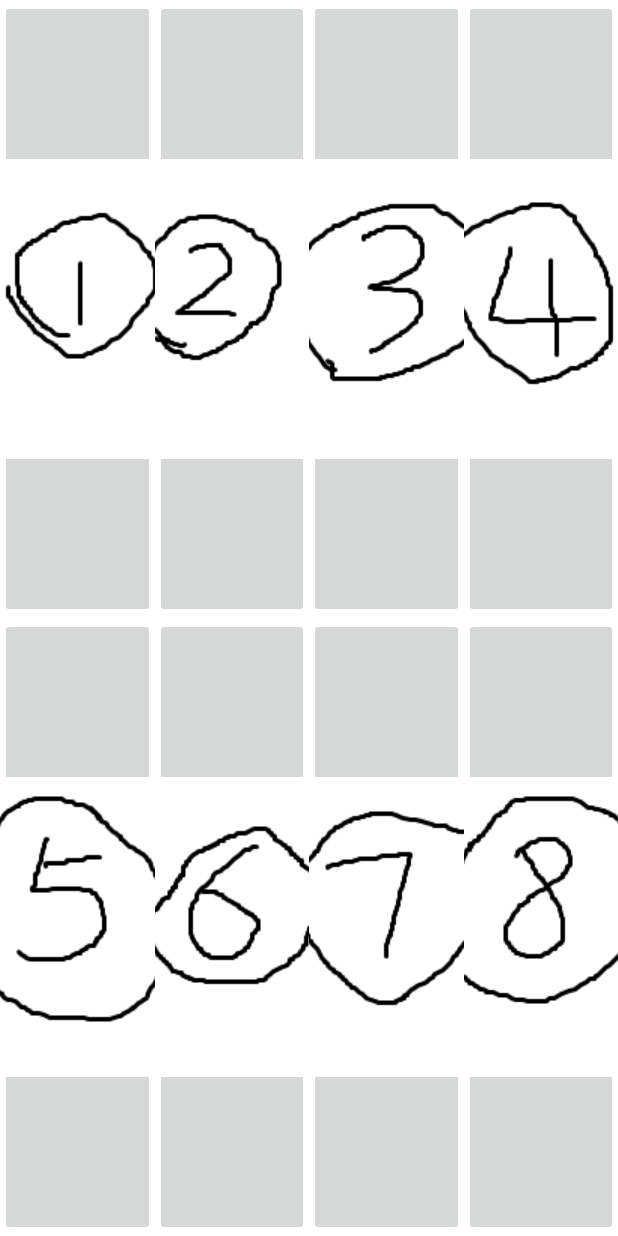
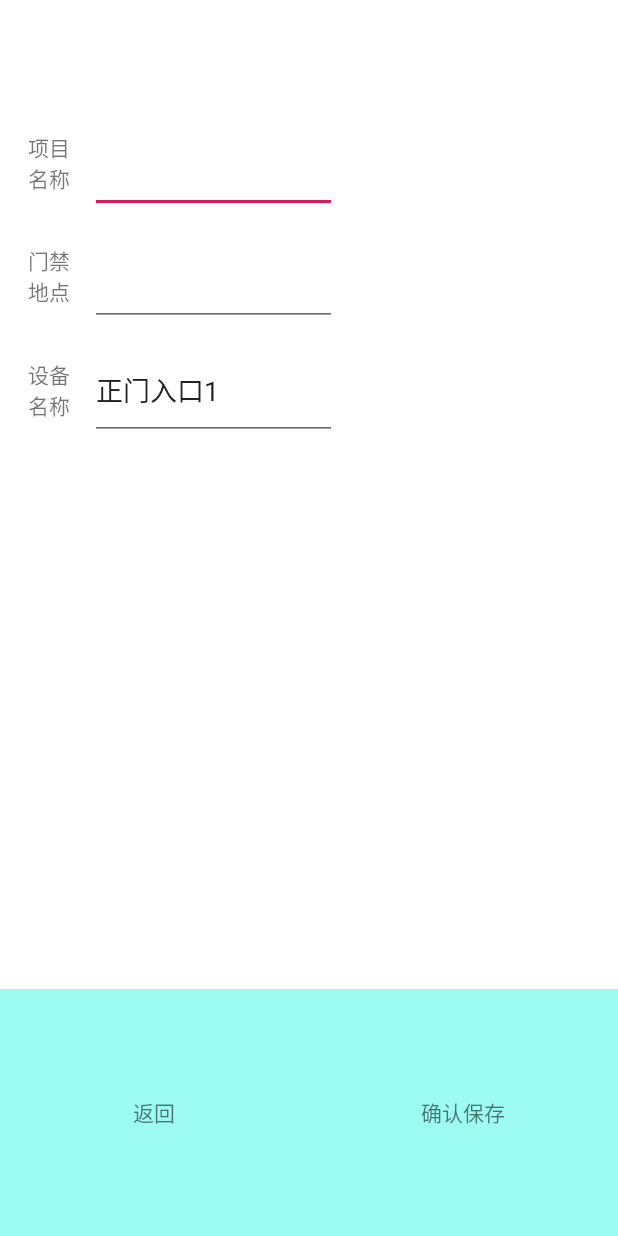
Before and after one commit to yangyongchaoGitHub/autogate, an Android app: the screen it shows after launch (MainSelectActivity before the commit, ServiceRegisterActivity after it), after a tap on an icon or button, on a phone screen of 412 x 824 dp. Run offline under Robolectric (Android 15) with nearby library versions, the phone set to English and light mode, and no system bars; our stand-ins replace CircleImageView; libraries missing offline, so code that uses them is left out: retrofit2.converter.jackson; 4 statements that could not run were skipped.

Commit message:
设备注册界面添加

```diff
--- a/app/src/main/AndroidManifest.xml
+++ b/app/src/main/AndroidManifest.xml
@@ -43,6 +43,7 @@
                 <category android:name="android.intent.category.LAUNCHER" />
             </intent-filter>
         </activity>
+        <activity android:name=".activity.ServiceRegisterActivity"/>
         <activity android:name=".activity.GateActivityReverse"/>
         <activity android:name=".activity.GateSetActivity"/>
         <activity android:name=".activity.MainSettingActivity"/>
--- a/app/src/main/java/com/dataexpo/autogate/activity/GateActivityReverse.java
+++ b/app/src/main/java/com/dataexpo/autogate/activity/GateActivityReverse.java
@@ -126,8 +126,6 @@ public class GateActivityReverse extends BascActivity implements View.OnClickLis
 
     private static final int PREFER_WIDTH = 1280;
     private static final int PERFER_HEIGH = 720;
-
-
 
     private Retrofit mRetrofit;
 
--- a/app/src/main/java/com/dataexpo/autogate/activity/MainSelectActivity.java
+++ b/app/src/main/java/com/dataexpo/autogate/activity/MainSelectActivity.java
@@ -167,6 +167,7 @@ public class MainSelectActivity extends BascActivity implements View.OnClickList
                 break;
 
             case R.id.tl_2:
+                startActivity(new Intent(mContext, ServiceRegisterActivity.class));
                 break;
 
             case R.id.tl_3:
--- a/app/src/main/java/com/dataexpo/autogate/activity/ServiceRegisterActivity.java
+++ b/app/src/main/java/com/dataexpo/autogate/activity/ServiceRegisterActivity.java
@@ -1,19 +1,173 @@
 package com.dataexpo.autogate.activity;
 
+import android.content.Context;
 import android.os.Bundle;
+import android.util.Log;
+import android.view.MotionEvent;
+import android.view.View;
+import android.view.inputmethod.InputMethodManager;
+import android.widget.EditText;
+import android.widget.TextView;
+import android.widget.Toast;
 
 import com.dataexpo.autogate.R;
+import com.dataexpo.autogate.comm.Utils;
+import com.dataexpo.autogate.model.service.Device;
+import com.dataexpo.autogate.retrofitInf.ApiService;
+import com.dataexpo.autogate.retrofitInf.rentity.NetResult;
+import com.dataexpo.autogate.service.MainApplication;
 
-public class ServiceRegisterActivity extends BascActivity  {
+import retrofit2.Call;
+import retrofit2.Callback;
+import retrofit2.Response;
+import retrofit2.Retrofit;
+
+import static com.dataexpo.autogate.comm.Utils.EXPO_ADDRESS;
+import static com.dataexpo.autogate.comm.Utils.EXPO_NAME;
+import static com.dataexpo.autogate.comm.Utils.GATE_IP;
+import static com.dataexpo.autogate.comm.Utils.GATE_PORT;
+
+public class ServiceRegisterActivity extends BascActivity implements View.OnClickListener {
+    private static final String TAG = ServiceRegisterActivity.class.getSimpleName();
+    private EditText tv_expo_name;
+    private EditText tv_device_name;
+    private EditText tv_address;
+    private TextView tv_back;
+    private TextView tv_confirm;
+
+    private String expoName;
+    private String address;
+
+    private Retrofit mRetrofit;
 
     @Override
     protected void onCreate(Bundle savedInstanceState) {
         super.onCreate(savedInstanceState);
-        setContentView(R.layout.activity_main_select);
+        setContentView(R.layout.activity_service_register);
         mContext = this;
+
+        mRetrofit = MainApplication.getmRetrofit();
+        initView();
     }
 
     private void initView() {
+        expoName = Utils.getEXPOConfig(mContext, EXPO_NAME);
+        address = Utils.getEXPOConfig(mContext, EXPO_ADDRESS);
 
+        tv_expo_name = findViewById(R.id.tv_expo_name);
+        tv_address = findViewById(R.id.tv_expo_add);
+        tv_back = findViewById(R.id.tv_back);
+        tv_confirm = findViewById(R.id.tv_confirm);
+        tv_device_name = findViewById(R.id.tv_expo_dname);
+
+        tv_back.setOnClickListener(this);
+        tv_confirm.setOnClickListener(this);
+
+        tv_expo_name.setText(expoName);
+        tv_address.setText(address);
+    }
+
+    @Override
+    public void onClick(View v) {
+        switch (v.getId()) {
+            case R.id.tv_back:
+                this.finish();
+                break;
+
+            case R.id.tv_confirm:
+                //保存配置
+                expoName = tv_expo_name.getText().toString().trim();
+                address = tv_address.getText().toString().trim();
+
+                saveToService();
+
+                Utils.saveEXPOConfig(mContext, EXPO_NAME, expoName);
+                Utils.saveEXPOConfig(mContext, EXPO_ADDRESS, address);
+                break;
+            default:
+        }
+    }
+
+    private void saveToService() {
+        ApiService apiService = mRetrofit.create(ApiService.class);
+
+        Device device = new Device();
+        device.setSerialNumber(Utils.getSerialNumber());
+        device.setName(tv_device_name.getText().toString());
+        device.setAddress(tv_address.getText().toString());
+        device.setType(0);
+        device.setExpoName(tv_expo_name.getText().toString());
+
+        device.setIp(Utils.getLocalIpAddress());
+        Log.e(TAG, " sn: " + device.getSerialNumber() + " | name " + device.getName() + " | address " +
+                device.getAddress() + " | expoName: " + device.getExpoName() + " | ip " + device.getIp());
+
+
+        Call<NetResult<String>> call = apiService.saveDeviceConfig(device);
+
+        call.enqueue(new Callback<NetResult<String>>() {
+            @Override
+            public void onResponse(Call<NetResult<String>> call, Response<NetResult<String>> response) {
+                NetResult<String> result = response.body();
+                if (result == null) {
+                    return;
+                }
+                Log.i(TAG, "onResponse" + result.getErrmsg() + " ! " +
+                        result.getErrcode() + " " + result.getData());
+
+            }
+
+            @Override
+            public void onFailure(Call<NetResult<String>> call, Throwable t) {
+                runOnUiThread(new Runnable() {
+                    @Override
+                    public void run() {
+                        Toast.makeText(mContext, "接口访问失败，请检查网络或联系服务器管理员", Toast.LENGTH_SHORT).show();
+                    }
+                });
+                Log.i(TAG, "onFailure" + t.toString());
+            }
+        });
+    }
+
+    //设置点击输入框外隐藏键盘
+    @Override
+    public boolean dispatchTouchEvent(MotionEvent ev) {
+        if (ev.getAction() == MotionEvent.ACTION_DOWN) {
+            View v = getCurrentFocus();
+            if (isShouldHideInput(v, ev)) {
+
+                InputMethodManager imm = (InputMethodManager) getSystemService(Context.INPUT_METHOD_SERVICE);
+                if (imm != null) {
+                    imm.hideSoftInputFromWindow(v.getWindowToken(), 0);
+                }
+            }
+            return super.dispatchTouchEvent(ev);
+        }
+        // 必不可少，否则所有的组件都不会有TouchEvent了
+        if (getWindow().superDispatchTouchEvent(ev)) {
+            return true;
+        }
+        return onTouchEvent(ev);
+    }
+
+    public  boolean isShouldHideInput(View v, MotionEvent event) {
+        if (v != null && (v instanceof EditText)) {
+            int[] leftTop = { 0, 0 };
+            //获取输入框当前的location位置
+            v.getLocationInWindow(leftTop);
+            int left = leftTop[0];
+            int top = leftTop[1];
+            int bottom = top + v.getHeight();
+            int right = left + v.getWidth();
+            if (event.getX() > left && event.getX() < right
+                    && event.getY() > top && event.getY() < bottom) {
+                // 点击的是输入框区域，保留点击EditText的事件
+                return false;
+            } else {
+                return true;
+            }
+        }
+        return false;
     }
 }
--- a/app/src/main/java/com/dataexpo/autogate/retrofitInf/ApiService.java
+++ b/app/src/main/java/com/dataexpo/autogate/retrofitInf/ApiService.java
@@ -1,5 +1,6 @@
 package com.dataexpo.autogate.retrofitInf;
 
+import com.dataexpo.autogate.model.service.Device;
 import com.dataexpo.autogate.retrofitInf.rentity.NetResult;
 
 import retrofit2.Call;
@@ -14,5 +15,6 @@ public interface ApiService {
     @GET(tiktakUrl) //网络请求路径
     Call<NetResult<String>> tiktak();
 
-
+    @POST(saveDeviceUrl)
+    Call<NetResult<String>> saveDeviceConfig(@Body Device device);
 }
--- /dev/null
+++ b/app/src/main/res/layout/activity_service_register.xml
@@ -0,0 +1,118 @@
+<?xml version="1.0" encoding="utf-8"?>
+<androidx.constraintlayout.widget.ConstraintLayout xmlns:android="http://schemas.android.com/apk/res/android"
+    android:layout_width="match_parent"
+    android:layout_height="match_parent"
+    xmlns:app="http://schemas.android.com/apk/res-auto"
+    android:background="@color/white"
+    android:id="@+id/all_relative">
+
+
+    <TextView
+        android:id="@+id/tv_expo_name_left"
+        android:layout_width="0dp"
+        android:layout_height="0dp"
+        android:text="项目名称"
+        android:gravity="center|left"
+        app:layout_constraintTop_toTopOf="parent"
+        app:layout_constraintLeft_toLeftOf="parent"
+        app:layout_constraintBottom_toBottomOf="parent"
+        app:layout_constraintRight_toRightOf="parent"
+        app:layout_constraintHorizontal_bias="0.05"
+        app:layout_constraintVertical_bias="0.1"
+        app:layout_constraintHeight_percent="0.08"
+        app:layout_constraintWidth_percent="0.1"/>
+
+    <EditText
+        android:id="@+id/tv_expo_name"
+        android:layout_width="0dp"
+        android:layout_height="0dp"
+        android:text="项目11111111"
+        android:gravity="center|left"
+        app:layout_constraintLeft_toRightOf="@+id/tv_expo_name_left"
+        app:layout_constraintTop_toTopOf="@+id/tv_expo_name_left"
+        app:layout_constraintBottom_toBottomOf="@+id/tv_expo_name_left"
+        app:layout_constraintWidth_percent="0.4"
+        />
+
+    <TextView
+        android:id="@+id/tv_expo_add_left"
+        android:layout_width="0dp"
+        android:layout_height="0dp"
+        android:text="门禁地点"
+        android:gravity="center|left"
+        app:layout_constraintTop_toTopOf="parent"
+        app:layout_constraintLeft_toLeftOf="parent"
+        app:layout_constraintBottom_toBottomOf="parent"
+        app:layout_constraintRight_toRightOf="parent"
+        app:layout_constraintHorizontal_bias="0.05"
+        app:layout_constraintVertical_bias="0.2"
+        app:layout_constraintHeight_percent="0.08"
+        app:layout_constraintWidth_percent="0.1"/>
+
+    <EditText
+        android:id="@+id/tv_expo_add"
+        android:layout_width="0dp"
+        android:layout_height="0dp"
+        android:text="地点11111111"
+        android:gravity="center|left"
+        app:layout_constraintLeft_toRightOf="@+id/tv_expo_add_left"
+        app:layout_constraintTop_toTopOf="@+id/tv_expo_add_left"
+        app:layout_constraintBottom_toBottomOf="@+id/tv_expo_add_left"
+        app:layout_constraintWidth_percent="0.4"
+        />
+
+    <TextView
+        android:id="@+id/tv_expo_dname_left"
+        android:layout_width="0dp"
+        android:layout_height="0dp"
+        android:text="设备名称"
+        android:gravity="center|left"
+        app:layout_constraintTop_toTopOf="parent"
+        app:layout_constraintLeft_toLeftOf="parent"
+        app:layout_constraintBottom_toBottomOf="parent"
+        app:layout_constraintRight_toRightOf="parent"
+        app:layout_constraintHorizontal_bias="0.05"
+        app:layout_constraintVertical_bias="0.3"
+        app:layout_constraintHeight_percent="0.08"
+        app:layout_constraintWidth_percent="0.1"/>
+
+    <EditText
+        android:id="@+id/tv_expo_dname"
+        android:layout_width="0dp"
+        android:layout_height="0dp"
+        android:text="正门入口1"
+        android:gravity="center|left"
+        app:layout_constraintLeft_toRightOf="@+id/tv_expo_dname_left"
+        app:layout_constraintTop_toTopOf="@+id/tv_expo_dname_left"
+        app:layout_constraintBottom_toBottomOf="@+id/tv_expo_dname_left"
+        app:layout_constraintWidth_percent="0.4"
+        />
+
+    <TextView
+        android:id="@+id/tv_back"
+        android:layout_width="0dp"
+        android:layout_height="0dp"
+        android:text="返回"
+        android:gravity="center"
+        android:background="@color/c_btn2"
+        app:layout_constraintBottom_toBottomOf="parent"
+        app:layout_constraintLeft_toLeftOf="parent"
+        app:layout_constraintWidth_percent="0.5"
+        app:layout_constraintHeight_percent="0.2"
+        />
+
+    <TextView
+        android:id="@+id/tv_confirm"
+        android:layout_width="0dp"
+        android:layout_height="0dp"
+        android:text="确认保存"
+        android:gravity="center"
+        android:background="@color/c_btn2"
+        app:layout_constraintBottom_toBottomOf="parent"
+        app:layout_constraintRight_toRightOf="parent"
+        app:layout_constraintWidth_percent="0.5"
+        app:layout_constraintHeight_percent="0.2"
+        />
+
+
+</androidx.constraintlayout.widget.ConstraintLayout>
```
Also changed, not shown: app/src/main/java/com/dataexpo/autogate/comm/Utils.java (+99 -0 lines), app/src/main/java/com/dataexpo/autogate/model/service/Device.java (added, +109 -0 lines), app/src/main/java/com/dataexpo/autogate/retrofitInf/URLs.java (+4 -4 lines).
